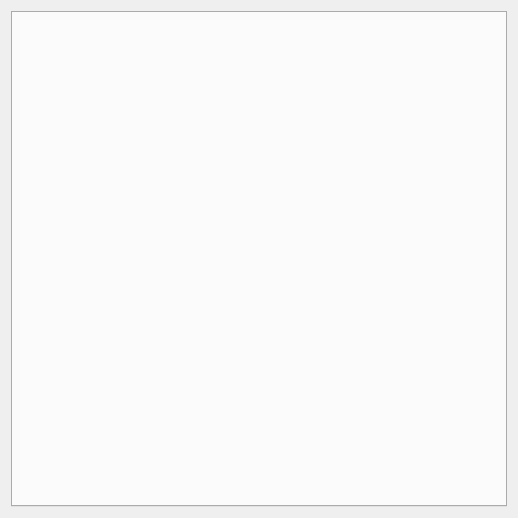
Old version of the form ui/settingdialog.ui in the repository niuyuxin/touchScreen.
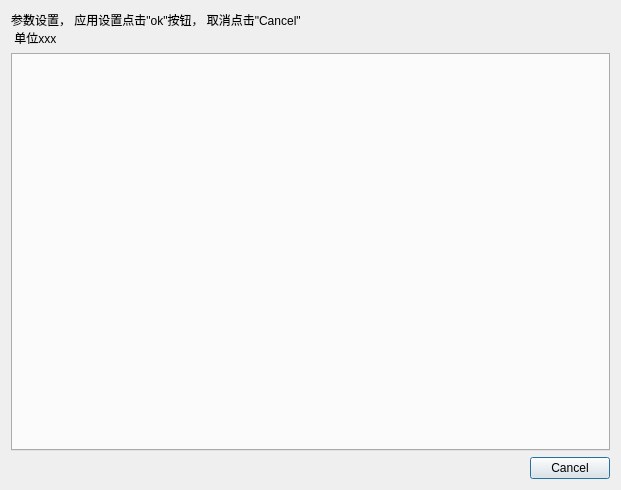
New version of the form.

The edit to the form file:
```diff
--- a/ui/settingdialog.ui
+++ b/ui/settingdialog.ui
@@ -6,14 +6,22 @@
    <rect>
     <x>0</x>
     <y>0</y>
-    <width>518</width>
-    <height>518</height>
+    <width>621</width>
+    <height>490</height>
    </rect>
   </property>
   <property name="windowTitle">
    <string>Dialog</string>
   </property>
   <layout class="QVBoxLayout" name="verticalLayout">
+   <item>
+    <widget class="QLabel" name="label">
+     <property name="text">
+      <string>参数设置， 应用设置点击&quot;ok&quot;按钮， 取消点击&quot;Cancel&quot;
+ 单位xxx</string>
+     </property>
+    </widget>
+   </item>
    <item>
     <widget class="QTabWidget" name="tabWidget">
      <property name="currentIndex">
@@ -21,6 +29,36 @@
      </property>
     </widget>
    </item>
+   <item>
+    <layout class="QHBoxLayout" name="horizontalLayout">
+     <item>
+      <spacer name="horizontalSpacer">
+       <property name="orientation">
+        <enum>Qt::Horizontal</enum>
+       </property>
+       <property name="sizeHint" stdset="0">
+        <size>
+         <width>40</width>
+         <height>20</height>
+        </size>
+       </property>
+      </spacer>
+     </item>
+     <item>
+      <widget class="QPushButton" name="cancelPushButton">
+       <property name="sizePolicy">
+        <sizepolicy hsizetype="Minimum" vsizetype="Preferred">
+         <horstretch>0</horstretch>
+         <verstretch>0</verstretch>
+        </sizepolicy>
+       </property>
+       <property name="text">
+        <string>Cancel</string>
+       </property>
+      </widget>
+     </item>
+    </layout>
+   </item>
   </layout>
  </widget>
  <resources/>
```
Left out of the diff: 19 changed lines with no effect on the pictures.
